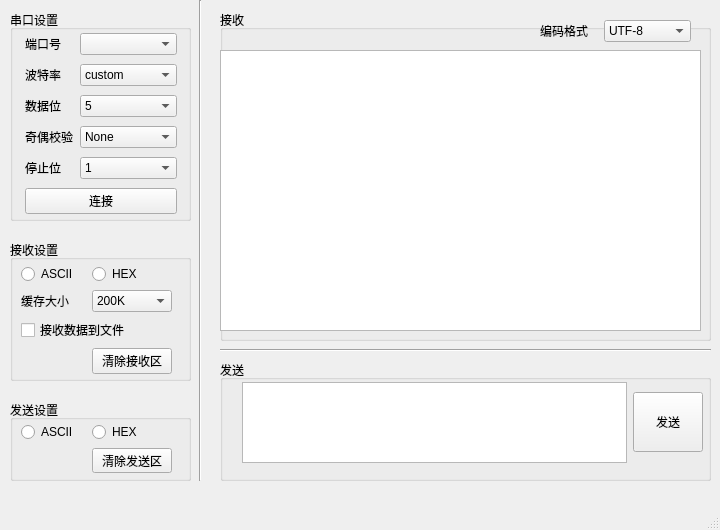
Old version of the form COM_Tool/Main_form.ui in the repository Berte-Yu/ComTool.
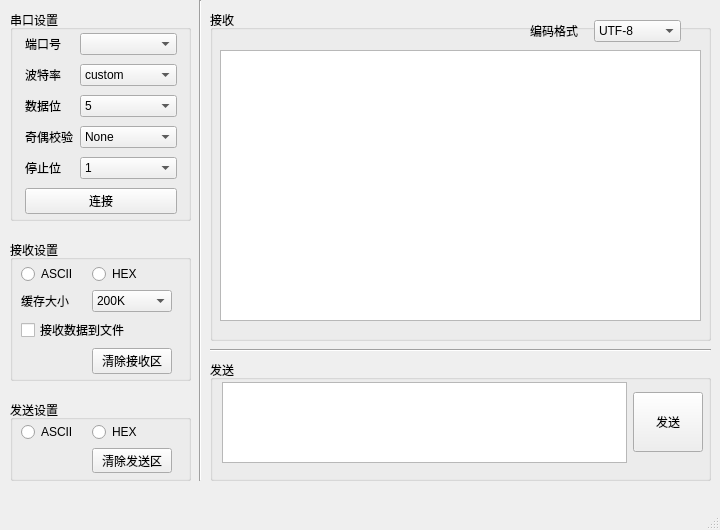
New version of the form.

Patch:
```diff
--- a/COM_Tool/Main_form.ui
+++ b/COM_Tool/Main_form.ui
@@ -488,25 +488,15 @@
    <widget class="QGroupBox" name="groupBox_4">
     <property name="geometry">
      <rect>
-      <x>220</x>
+      <x>210</x>
       <y>10</y>
-      <width>491</width>
+      <width>501</width>
       <height>331</height>
      </rect>
     </property>
     <property name="title">
      <string>接收</string>
     </property>
-    <widget class="QTextBrowser" name="textBrowser_rev">
-     <property name="geometry">
-      <rect>
-       <x>0</x>
-       <y>40</y>
-       <width>481</width>
-       <height>281</height>
-      </rect>
-     </property>
-    </widget>
     <widget class="QWidget" name="layoutWidget">
      <property name="geometry">
       <rect>
@@ -545,13 +535,26 @@
       </item>
      </layout>
     </widget>
+    <widget class="QPlainTextEdit" name="plainTextEdit_rev">
+     <property name="geometry">
+      <rect>
+       <x>10</x>
+       <y>40</y>
+       <width>481</width>
+       <height>271</height>
+      </rect>
+     </property>
+     <property name="readOnly">
+      <bool>true</bool>
+     </property>
+    </widget>
    </widget>
    <widget class="QGroupBox" name="groupBox_5">
     <property name="geometry">
      <rect>
-      <x>220</x>
+      <x>210</x>
       <y>360</y>
-      <width>491</width>
+      <width>501</width>
       <height>121</height>
      </rect>
     </property>
@@ -561,9 +564,9 @@
     <widget class="QWidget" name="layoutWidget">
      <property name="geometry">
       <rect>
-       <x>22</x>
+       <x>12</x>
        <y>22</y>
-       <width>461</width>
+       <width>481</width>
        <height>81</height>
       </rect>
      </property>
@@ -602,9 +605,9 @@
    <widget class="Line" name="line_2">
     <property name="geometry">
      <rect>
-      <x>220</x>
+      <x>210</x>
       <y>340</y>
-      <width>491</width>
+      <width>501</width>
       <height>20</height>
      </rect>
     </property>
```
